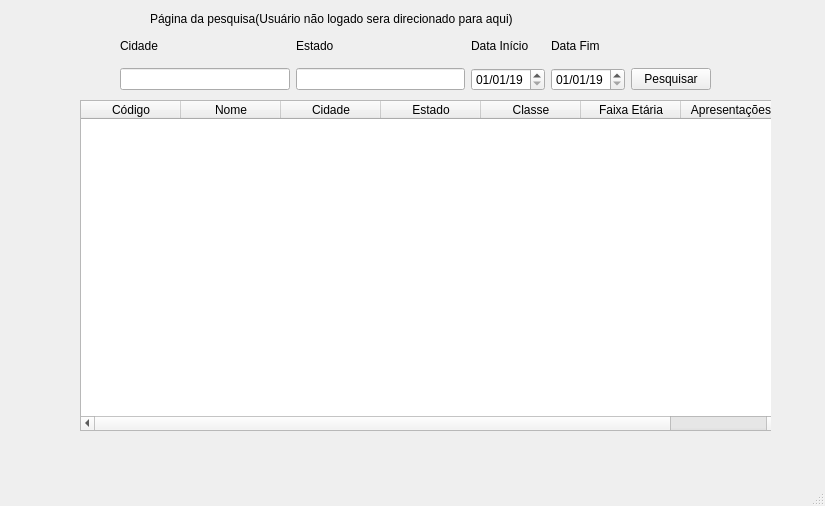
Qt form ui/viewEventos.ui (PedroAugustoRamalhoDuarte/Trabalho-TP1) before a commit.
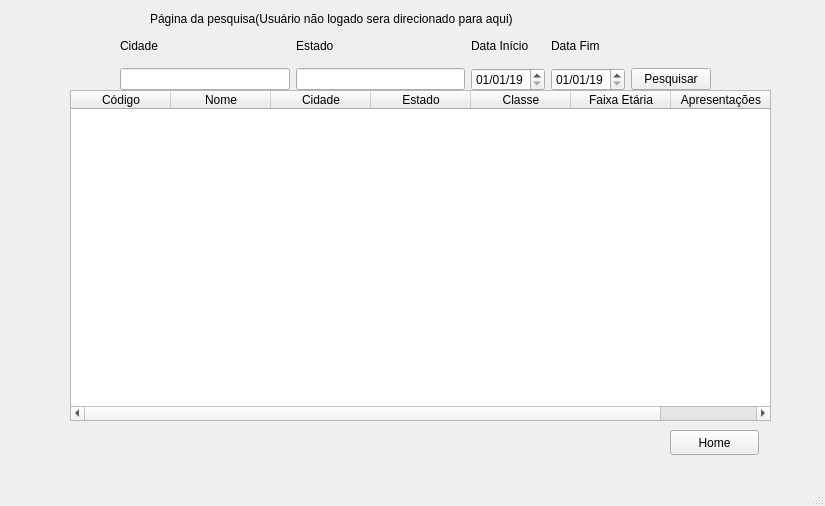
The same form after that commit. The open tabs and pages were chosen to show the change.

Commit message: Redirecionamento entre widgets de Evento

What changed in the file:
```diff
--- a/ui/viewEventos.ui
+++ b/ui/viewEventos.ui
@@ -20,7 +20,7 @@
       <x>10</x>
       <y>10</y>
       <width>761</width>
-      <height>421</height>
+      <height>451</height>
      </rect>
     </property>
     <property name="currentIndex">
@@ -97,8 +97,8 @@
      <widget class="QTableWidget" name="tableEventos">
       <property name="geometry">
        <rect>
-        <x>70</x>
-        <y>90</y>
+        <x>60</x>
+        <y>80</y>
         <width>701</width>
         <height>331</height>
        </rect>
@@ -220,6 +220,19 @@
        </item>
       </layout>
      </widget>
+     <widget class="QPushButton" name="btnHome_2">
+      <property name="geometry">
+       <rect>
+        <x>660</x>
+        <y>420</y>
+        <width>89</width>
+        <height>25</height>
+       </rect>
+      </property>
+      <property name="text">
+       <string>Home</string>
+      </property>
+     </widget>
     </widget>
     <widget class="QWidget" name="page_3">
      <widget class="QPushButton" name="btnCriarEvento">
```
Left out of the diff: 21 changed lines with no effect on the pictures. The commit also changes 2 other files.
